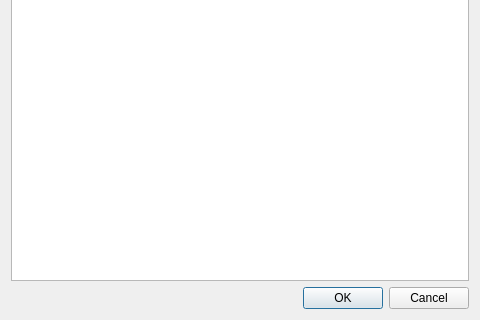
MateoProgramador/P59-QT-TIENDA, file facturacion.ui: the form before one commit; both pictures show x 0 to 480 and y 320 to 640 of the 480 by 640 pixel window.
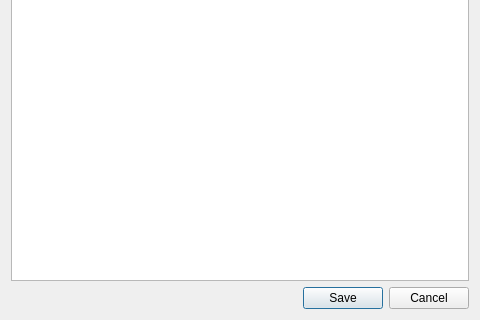
The form after the commit.

```diff
--- a/facturacion.ui
+++ b/facturacion.ui
@@ -30,7 +30,7 @@
       <enum>Qt::Horizontal</enum>
      </property>
      <property name="standardButtons">
-      <set>QDialogButtonBox::Cancel|QDialogButtonBox::Ok</set>
+      <set>QDialogButtonBox::Cancel|QDialogButtonBox::Save</set>
      </property>
     </widget>
    </item>
```
